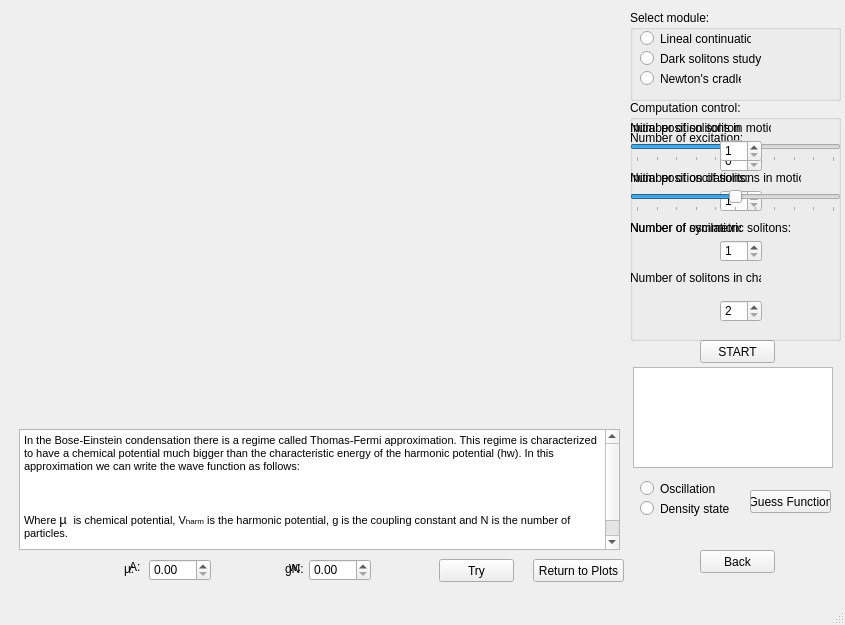
Before: the Qt Designer form DS.ui in brunojulia/ultracoldUB, drawn with Qt 5.
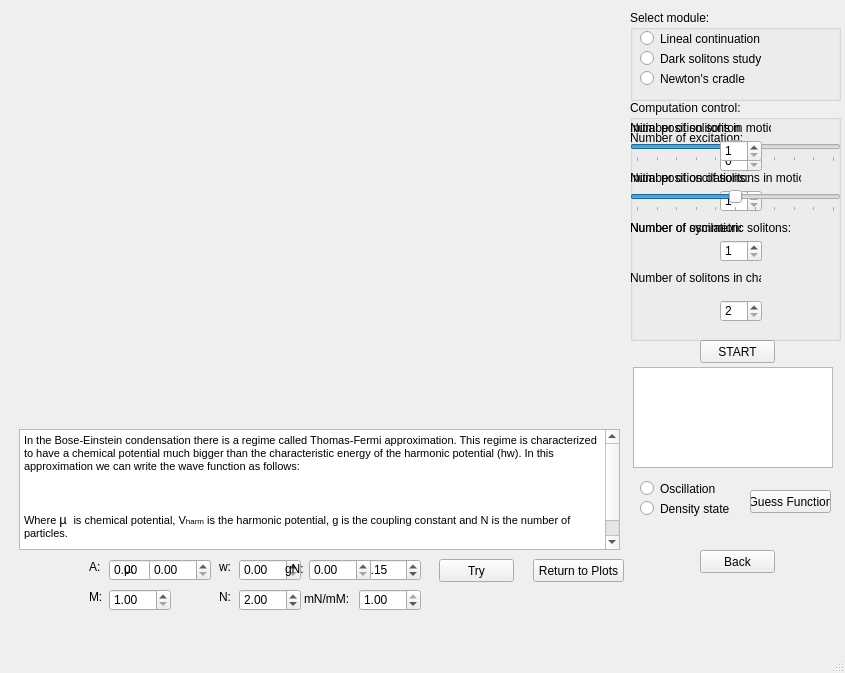
After: the same form once the commit is applied. Icons and pictures are not drawn.

Commit message: Actualización interfaz y newton's cradle

What changed in the file:
```diff
--- a/DS.ui
+++ b/DS.ui
@@ -7,7 +7,7 @@
     <x>0</x>
     <y>0</y>
     <width>845</width>
-    <height>625</height>
+    <height>673</height>
    </rect>
   </property>
   <property name="windowTitle">
@@ -537,7 +537,7 @@
       <rect>
        <x>10</x>
        <y>20</y>
-       <width>111</width>
+       <width>161</width>
        <height>17</height>
       </rect>
      </property>
@@ -550,7 +550,7 @@
       <rect>
        <x>10</x>
        <y>40</y>
-       <width>121</width>
+       <width>161</width>
        <height>17</height>
       </rect>
      </property>
@@ -563,7 +563,7 @@
       <rect>
        <x>10</x>
        <y>60</y>
-       <width>101</width>
+       <width>161</width>
        <height>17</height>
       </rect>
      </property>
@@ -647,7 +647,7 @@
       <x>9</x>
       <y>419</y>
       <width>621</width>
-      <height>171</height>
+      <height>211</height>
      </rect>
     </property>
     <widget class="QTextBrowser" name="textBrowser">
@@ -770,6 +770,240 @@
       </property>
      </widget>
     </widget>
+    <widget class="QTextBrowser" name="textBrowser_2">
+     <property name="geometry">
+      <rect>
+       <x>10</x>
+       <y>10</y>
+       <width>601</width>
+       <height>121</height>
+      </rect>
+     </property>
+     <property name="html">
+      <string>&lt;!DOCTYPE HTML PUBLIC &quot;-//W3C//DTD HTML 4.0//EN&quot; &quot;http://www.w3.org/TR/REC-html40/strict.dtd&quot;&gt;
+&lt;html&gt;&lt;head&gt;&lt;meta name=&quot;qrichtext&quot; content=&quot;1&quot; /&gt;&lt;style type=&quot;text/css&quot;&gt;
+p, li { white-space: pre-wrap; }
+&lt;/style&gt;&lt;/head&gt;&lt;body style=&quot; font-family:'MS Shell Dlg 2'; font-size:8.25pt; font-weight:400; font-style:normal;&quot;&gt;
+&lt;p style=&quot; margin-top:0px; margin-bottom:0px; margin-left:0px; margin-right:0px; -qt-block-indent:0; text-indent:0px;&quot;&gt;&lt;span style=&quot; font-size:8pt;&quot;&gt;In the Bose-Einstein condensation there is a regime called Thomas-Fermi approximation. This regime is characterized to have a chemical potential much bigger than the characteristic energy of the harmonic potential (hw). In this approximation we can write the wave function as follows:&lt;/span&gt;&lt;/p&gt;
+&lt;p style=&quot;-qt-paragraph-type:empty; margin-top:0px; margin-bottom:0px; margin-left:0px; margin-right:0px; -qt-block-indent:0; text-indent:0px; font-size:8pt;&quot;&gt;&lt;br /&gt;&lt;/p&gt;
+&lt;p style=&quot; margin-top:0px; margin-bottom:0px; margin-left:0px; margin-right:0px; -qt-block-indent:0; text-indent:0px;&quot;&gt;&lt;span style=&quot; font-size:8pt;&quot;&gt;	&lt;/span&gt;&lt;img src=&quot;file:///C:\Users\ivan\AppData\Local\Temp\msohtmlclip1\01\clip_image002.png&quot; width=&quot;97&quot; height=&quot;44&quot; /&gt;&lt;span style=&quot; font-size:8pt;&quot;&gt; &lt;/span&gt;&lt;/p&gt;
+&lt;p style=&quot; margin-top:0px; margin-bottom:0px; margin-left:0px; margin-right:0px; -qt-block-indent:0; text-indent:0px;&quot;&gt;&lt;span style=&quot; font-size:8pt;&quot;&gt; &lt;/span&gt;&lt;/p&gt;
+&lt;p style=&quot; margin-top:0px; margin-bottom:0px; margin-left:0px; margin-right:0px; -qt-block-indent:0; text-indent:0px;&quot;&gt;&lt;span style=&quot; font-size:8pt;&quot;&gt;Where &lt;/span&gt;&lt;span style=&quot; font-family:'Calibri,sans-serif'; font-size:10pt;&quot;&gt;µ &lt;/span&gt;&lt;span style=&quot; font-family:'Calibri,sans-serif'; font-size:8pt;&quot;&gt; &lt;/span&gt;&lt;span style=&quot; font-size:8pt;&quot;&gt;is chemical potential, V&lt;/span&gt;&lt;span style=&quot; font-size:6pt;&quot;&gt;harm&lt;/span&gt;&lt;span style=&quot; font-size:8pt;&quot;&gt; is the harmonic potential, g is the coupling constant and N is the number of particles.&lt;/span&gt;&lt;/p&gt;
+&lt;p style=&quot;-qt-paragraph-type:empty; margin-top:0px; margin-bottom:0px; margin-left:0px; margin-right:0px; -qt-block-indent:0; text-indent:0px; font-size:8pt;&quot;&gt;&lt;br /&gt;&lt;/p&gt;
+&lt;p style=&quot; margin-top:0px; margin-bottom:0px; margin-left:0px; margin-right:0px; -qt-block-indent:0; text-indent:0px;&quot;&gt;&lt;span style=&quot; font-size:8pt;&quot;&gt;Can you adjust the movement plotted from data to a function by introducing the coefficients &lt;/span&gt;&lt;span style=&quot; font-family:'Calibri,sans-serif'; font-size:10pt;&quot;&gt;µ&lt;/span&gt;&lt;span style=&quot; font-size:8pt;&quot;&gt; and gN?&lt;/span&gt;&lt;/p&gt;&lt;/body&gt;&lt;/html&gt;</string>
+     </property>
+    </widget>
+    <widget class="QWidget" name="widget_osci_2" native="true">
+     <property name="geometry">
+      <rect>
+       <x>60</x>
+       <y>140</y>
+       <width>371</width>
+       <height>61</height>
+      </rect>
+     </property>
+     <widget class="QDoubleSpinBox" name="spin_amplitude_2">
+      <property name="geometry">
+       <rect>
+        <x>40</x>
+        <y>0</y>
+        <width>62</width>
+        <height>22</height>
+       </rect>
+      </property>
+      <property name="minimum">
+       <double>-6.000000000000000</double>
+      </property>
+      <property name="maximum">
+       <double>6.000000000000000</double>
+      </property>
+      <property name="singleStep">
+       <double>0.100000000000000</double>
+      </property>
+     </widget>
+     <widget class="QDoubleSpinBox" name="spin_frequency_2">
+      <property name="geometry">
+       <rect>
+        <x>170</x>
+        <y>0</y>
+        <width>62</width>
+        <height>22</height>
+       </rect>
+      </property>
+      <property name="maximum">
+       <double>10.000000000000000</double>
+      </property>
+      <property name="singleStep">
+       <double>0.010000000000000</double>
+      </property>
+     </widget>
+     <widget class="QLabel" name="label_A_3">
+      <property name="geometry">
+       <rect>
+        <x>20</x>
+        <y>0</y>
+        <width>16</width>
+        <height>16</height>
+       </rect>
+      </property>
+      <property name="text">
+       <string>A:</string>
+      </property>
+     </widget>
+     <widget class="QLabel" name="label_w_3">
+      <property name="geometry">
+       <rect>
+        <x>150</x>
+        <y>0</y>
+        <width>16</width>
+        <height>16</height>
+       </rect>
+      </property>
+      <property name="text">
+       <string>w:</string>
+      </property>
+     </widget>
+     <widget class="QDoubleSpinBox" name="spin_M">
+      <property name="geometry">
+       <rect>
+        <x>40</x>
+        <y>30</y>
+        <width>62</width>
+        <height>22</height>
+       </rect>
+      </property>
+      <property name="minimum">
+       <double>1.000000000000000</double>
+      </property>
+      <property name="maximum">
+       <double>2.000000000000000</double>
+      </property>
+      <property name="singleStep">
+       <double>1.000000000000000</double>
+      </property>
+      <property name="value">
+       <double>1.000000000000000</double>
+      </property>
+     </widget>
+     <widget class="QDoubleSpinBox" name="spin_N">
+      <property name="geometry">
+       <rect>
+        <x>170</x>
+        <y>30</y>
+        <width>62</width>
+        <height>22</height>
+       </rect>
+      </property>
+      <property name="minimum">
+       <double>1.000000000000000</double>
+      </property>
+      <property name="maximum">
+       <double>3.000000000000000</double>
+      </property>
+      <property name="singleStep">
+       <double>1.000000000000000</double>
+      </property>
+      <property name="value">
+       <double>2.000000000000000</double>
+      </property>
+     </widget>
+     <widget class="QLabel" name="label_A_4">
+      <property name="geometry">
+       <rect>
+        <x>20</x>
+        <y>30</y>
+        <width>16</width>
+        <height>16</height>
+       </rect>
+      </property>
+      <property name="text">
+       <string>M:</string>
+      </property>
+     </widget>
+     <widget class="QLabel" name="label_A_5">
+      <property name="geometry">
+       <rect>
+        <x>150</x>
+        <y>30</y>
+        <width>16</width>
+        <height>16</height>
+       </rect>
+      </property>
+      <property name="text">
+       <string>N:</string>
+      </property>
+     </widget>
+     <widget class="QLabel" name="label_A_6">
+      <property name="geometry">
+       <rect>
+        <x>270</x>
+        <y>0</y>
+        <width>16</width>
+        <height>16</height>
+       </rect>
+      </property>
+      <property name="text">
+       <string>r:</string>
+      </property>
+     </widget>
+     <widget class="QDoubleSpinBox" name="spin_rad">
+      <property name="geometry">
+       <rect>
+        <x>290</x>
+        <y>0</y>
+        <width>62</width>
+        <height>22</height>
+       </rect>
+      </property>
+      <property name="minimum">
+       <double>0.010000000000000</double>
+      </property>
+      <property name="maximum">
+       <double>0.200000000000000</double>
+      </property>
+      <property name="singleStep">
+       <double>0.010000000000000</double>
+      </property>
+      <property name="value">
+       <double>0.150000000000000</double>
+      </property>
+     </widget>
+     <widget class="QDoubleSpinBox" name="spin_ratio">
+      <property name="geometry">
+       <rect>
+        <x>290</x>
+        <y>30</y>
+        <width>62</width>
+        <height>22</height>
+       </rect>
+      </property>
+      <property name="minimum">
+       <double>0.100000000000000</double>
+      </property>
+      <property name="maximum">
+       <double>1.000000000000000</double>
+      </property>
+      <property name="singleStep">
+       <double>0.010000000000000</double>
+      </property>
+      <property name="value">
+       <double>1.000000000000000</double>
+      </property>
+     </widget>
+     <widget class="QLabel" name="label_A_7">
+      <property name="geometry">
+       <rect>
+        <x>235</x>
+        <y>30</y>
+        <width>51</width>
+        <height>20</height>
+       </rect>
+      </property>
+      <property name="text">
+       <string>mN/mM:</string>
+      </property>
+     </widget>
+    </widget>
     <widget class="QWidget" name="widget_densi" native="true">
      <property name="geometry">
       <rect>
```
Left out of the diff: 51 changed lines with no effect on the pictures. The commit also changes 7 other files.
